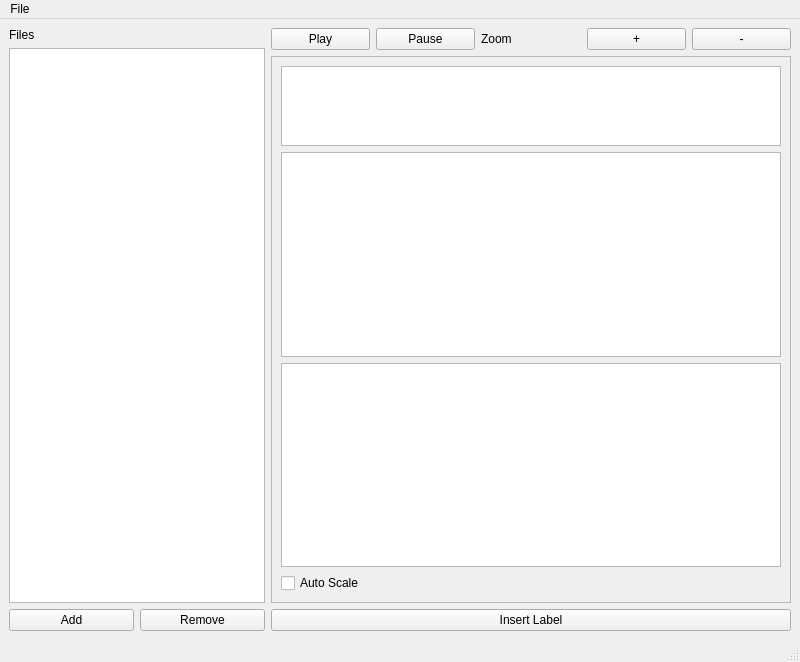
First picture: the form in src/views/SPELLMainWindow.ui, repository apersaud2018/SPELL, before the edit.
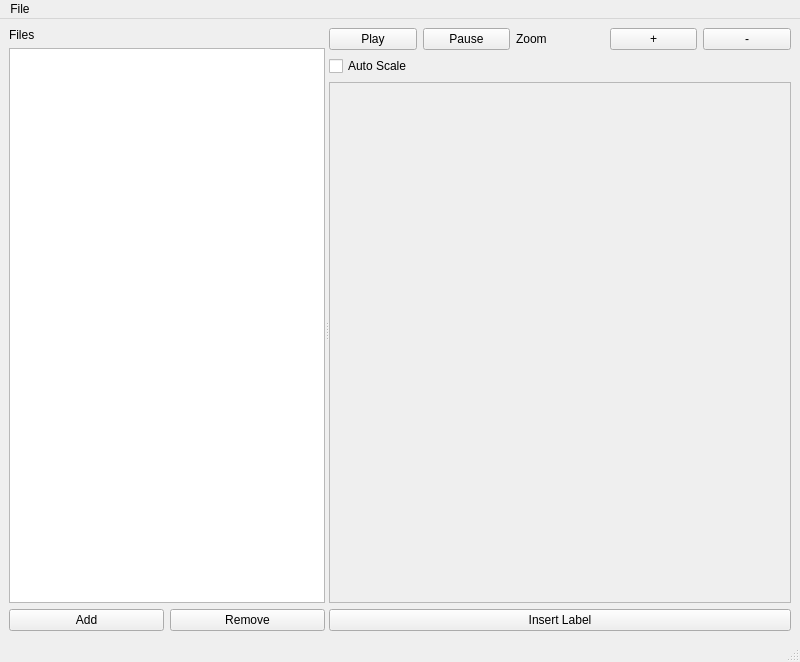
Second picture: the form after the edit.

Commit message: Wave drawing code isolated + updated zoom, sorta ^^;

```diff
--- a/src/views/SPELLMainWindow.ui
+++ b/src/views/SPELLMainWindow.ui
@@ -14,8 +14,13 @@
    <string>SPELL - Singing Phoneme Ergonamic Labeler</string>
   </property>
   <widget class="QWidget" name="centralwidget">
-   <layout class="QHBoxLayout" name="horizontalLayout_3" stretch="0,1">
-    <item>
+   <layout class="QGridLayout" name="gridLayout">
+    <item row="0" column="0">
+     <widget class="QSplitter" name="splitter">
+      <property name="orientation">
+       <enum>Qt::Horizontal</enum>
+      </property>
+      <widget class="QWidget" name="">
      <layout class="QVBoxLayout" name="verticalLayout_3">
       <item>
        <widget class="QLabel" name="audioFileListLabel">
@@ -50,9 +55,9 @@
        </layout>
       </item>
      </layout>
-    </item>
-    <item>
-     <layout class="QVBoxLayout" name="verticalLayout" stretch="0,0,0">
+      </widget>
+      <widget class="QWidget" name="">
+       <layout class="QVBoxLayout" name="rightVLayout" stretch="0,0,0,0">
       <item>
        <layout class="QHBoxLayout" name="horizontalLayout">
         <item>
@@ -98,14 +103,27 @@
         </item>
        </layout>
       </item>
+        <item>
+         <widget class="QCheckBox" name="autoScale">
+          <property name="text">
+           <string>Auto Scale</string>
+          </property>
+         </widget>
+        </item>
       <item>
        <widget class="QScrollArea" name="scrollArea">
         <property name="sizePolicy">
          <sizepolicy hsizetype="Expanding" vsizetype="Expanding">
           <horstretch>0</horstretch>
-          <verstretch>1</verstretch>
-         </sizepolicy>
-        </property>
+            <verstretch>0</verstretch>
+           </sizepolicy>
+          </property>
+          <property name="frameShadow">
+           <enum>QFrame::Sunken</enum>
+          </property>
+          <property name="sizeAdjustPolicy">
+           <enum>QAbstractScrollArea::AdjustToContents</enum>
+          </property>
         <property name="widgetResizable">
          <bool>true</bool>
         </property>
@@ -117,8 +135,8 @@
           <rect>
            <x>0</x>
            <y>0</y>
-           <width>514</width>
-           <height>542</height>
+             <width>484</width>
+             <height>480</height>
           </rect>
          </property>
          <property name="sizePolicy">
@@ -127,45 +145,25 @@
            <verstretch>0</verstretch>
           </sizepolicy>
          </property>
-         <layout class="QVBoxLayout" name="verticalLayout_2">
+           <layout class="QVBoxLayout" name="scrollVLayout">
+            <property name="spacing">
+             <number>5</number>
+            </property>
           <property name="sizeConstraint">
-           <enum>QLayout::SetDefaultConstraint</enum>
-          </property>
-          <item>
-           <widget class="QGraphicsView" name="fullWaveForm">
-            <property name="sizePolicy">
-             <sizepolicy hsizetype="Expanding" vsizetype="Fixed">
-              <horstretch>0</horstretch>
-              <verstretch>0</verstretch>
-             </sizepolicy>
+             <enum>QLayout::SetNoConstraint</enum>
+            </property>
+            <property name="leftMargin">
+             <number>5</number>
             </property>
-            <property name="minimumSize">
-             <size>
-              <width>0</width>
-              <height>80</height>
-             </size>
+            <property name="topMargin">
+             <number>5</number>
             </property>
-            <property name="maximumSize">
-             <size>
-              <width>16777215</width>
-              <height>80</height>
-             </size>
+            <property name="rightMargin">
+             <number>5</number>
             </property>
-           </widget>
-          </item>
-          <item>
-           <widget class="QGraphicsView" name="waveForm"/>
-          </item>
-          <item>
-           <widget class="QGraphicsView" name="spectrogram"/>
-          </item>
-          <item>
-           <widget class="QCheckBox" name="autoScale">
-            <property name="text">
-             <string>Auto Scale</string>
+            <property name="bottomMargin">
+             <number>5</number>
             </property>
-           </widget>
-          </item>
          </layout>
         </widget>
        </widget>
@@ -178,6 +176,8 @@
        </widget>
       </item>
      </layout>
+      </widget>
+     </widget>
     </item>
    </layout>
   </widget>
```
Left out of the diff: 4 changed lines with no effect on the pictures. Lines whose indentation alone changed are shown as unchanged. The commit also changes 14 other files.
